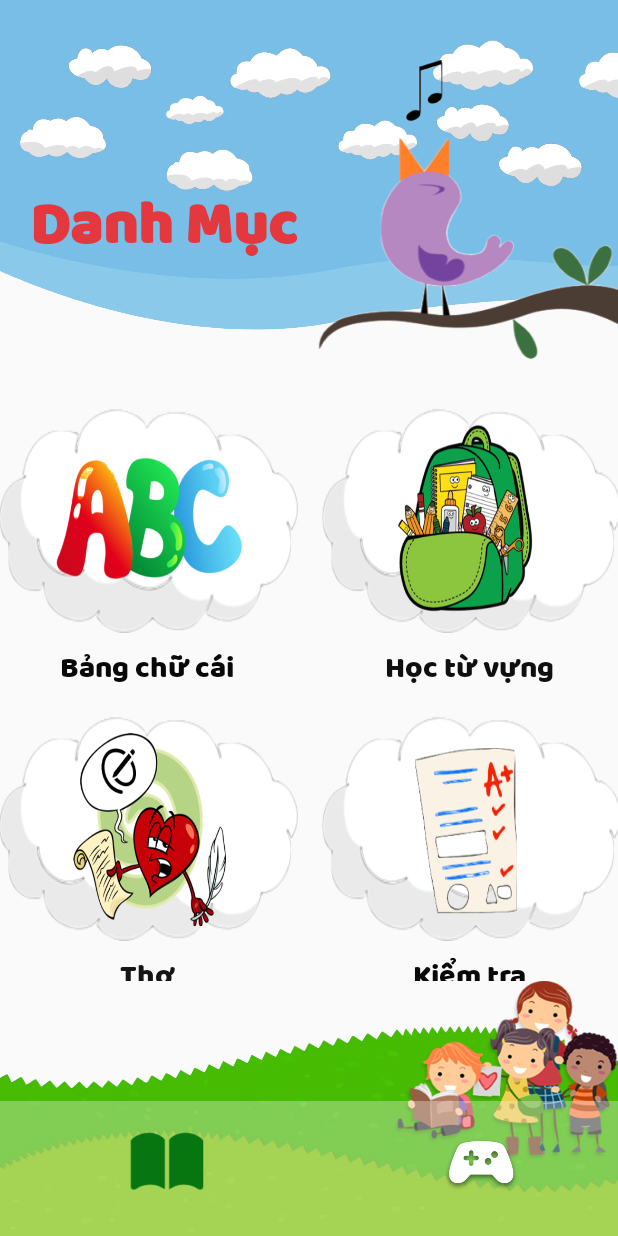
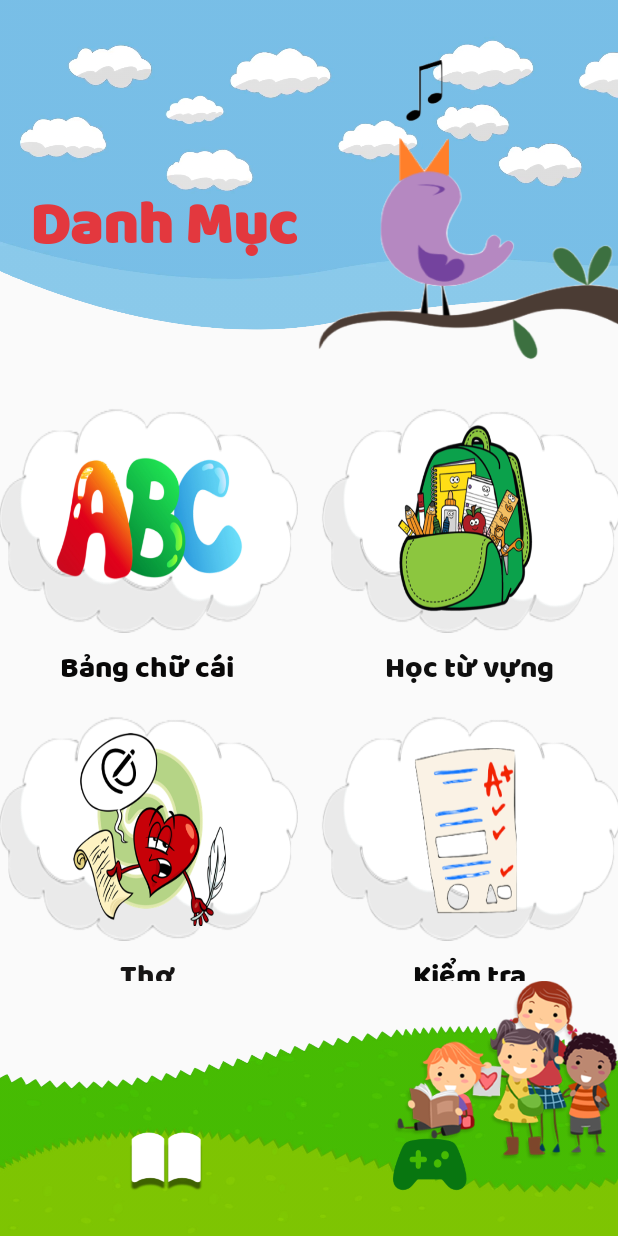
Before and after one commit to hhoang168/MTiengViet1-PRM-Project, an Android app: the screen it shows after launch (MainActivity), on a phone screen of 412 x 824 dp. Run offline under Robolectric (Android 15) with nearby library versions, the phone set to English and light mode, and no system bars.

Commit message:
Change MainActivity  -Make HomeFragment

```diff
--- a/app/src/main/java/com/example/tiengviet1/MainActivity.java
+++ b/app/src/main/java/com/example/tiengviet1/MainActivity.java
@@ -23,6 +23,7 @@ import com.example.tiengviet1.fragments.HomeFragment;
 public class MainActivity extends AppCompatActivity {
     FragmentManager fragmentManager;
     ImageButton btnLearn, btnGame;
+
     @Override
     protected void onCreate(Bundle savedInstanceState) {
         super.onCreate(savedInstanceState);
@@ -36,7 +37,7 @@ public class MainActivity extends AppCompatActivity {
         fragmentTransaction.commit();
     }
 
-    private void setUpView(){
+    private void setUpView() {
         btnGame = findViewById(R.id.btnGame);
         btnLearn = findViewById(R.id.btnLearn);
     }
@@ -72,8 +73,8 @@ public class MainActivity extends AppCompatActivity {
         GameFragment gameFragment = new GameFragment();
         fragmentTransaction.replace(R.id.mainFragment, gameFragment, null);
         fragmentTransaction.commit();
-        btnGame.setBackgroundResource(R.drawable.choi_screenhoc);
-        btnLearn.setBackgroundResource(R.drawable.hoc_screenhoc);
+        btnGame.setBackgroundResource(R.drawable.choi_screenchoi);
+        btnLearn.setBackgroundResource(R.drawable.hoc_screenchoi);
     }
 
     public void clickToLearn(View view) {
@@ -82,7 +83,7 @@ public class MainActivity extends AppCompatActivity {
         HomeFragment homeFragment = new HomeFragment();
         fragmentTransaction.replace(R.id.mainFragment, homeFragment, null);
         fragmentTransaction.commit();
-        btnGame.setBackgroundResource(R.drawable.choi_screenchoi);
-        btnLearn.setBackgroundResource(R.drawable.hoc_screenchoi);
+        btnGame.setBackgroundResource(R.drawable.choi_screenhoc);
+        btnLearn.setBackgroundResource(R.drawable.hoc_screenhoc);
     }
 }
--- a/app/src/main/res/layout/activity_main.xml
+++ b/app/src/main/res/layout/activity_main.xml
@@ -58,30 +58,18 @@
             </LinearLayout>
 
         </FrameLayout>
-        <View
-            android:layout_width="wrap_content"
-            android:layout_height="90dp"
-            android:background="#59EEEEEE"
-            app:layout_constraintBottom_toBottomOf="parent"
-            app:layout_constraintEnd_toEndOf="parent"
-            app:layout_constraintHorizontal_bias="0.0"
-            app:layout_constraintLeft_toLeftOf="parent"
-            app:layout_constraintRight_toRightOf="parent">
 
-        </View>
         <ImageButton
             android:id="@+id/btnGame"
-            android:onClick="clickToGame"
             android:layout_width="50dp"
             android:layout_height="35dp"
-            android:layout_marginEnd="66dp"
+            android:layout_marginStart="125dp"
             android:layout_marginBottom="30dp"
-            android:background="@drawable/choi_screenchoi"
+            android:background="@drawable/choi_screenhoc"
+            android:onClick="clickToGame"
             app:layout_constraintBottom_toBottomOf="parent"
-            app:layout_constraintEnd_toEndOf="parent"
-            app:layout_constraintHorizontal_bias="0.0"
             app:layout_constraintLeft_toLeftOf="parent"
-            app:layout_constraintRight_toRightOf="parent" />
+            app:layout_constraintStart_toEndOf="@+id/btnLearn" />
 
         <ImageButton
             android:id="@+id/btnLearn"
@@ -90,7 +78,7 @@
             android:layout_height="40dp"
             android:layout_marginEnd="276dp"
             android:layout_marginBottom="30dp"
-            android:background="@drawable/hoc_screenchoi"
+            android:background="@drawable/hoc_screenhoc"
             app:layout_constraintBottom_toBottomOf="parent"
             app:layout_constraintEnd_toEndOf="parent"
             app:layout_constraintHorizontal_bias="0.0"
```
